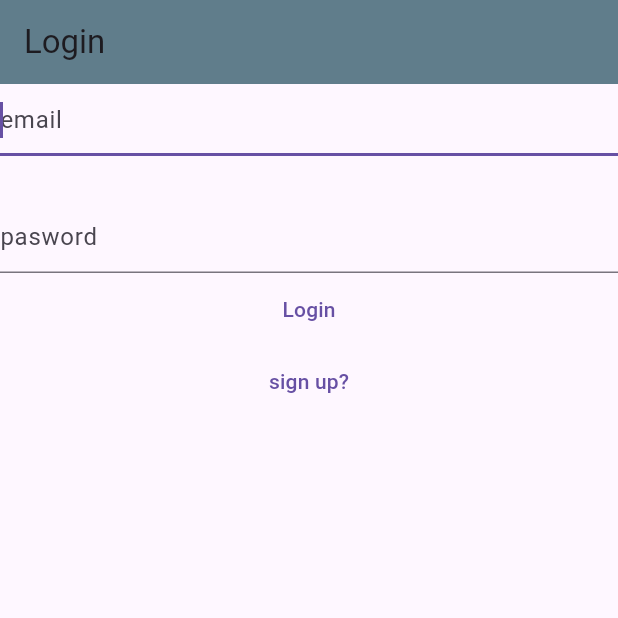
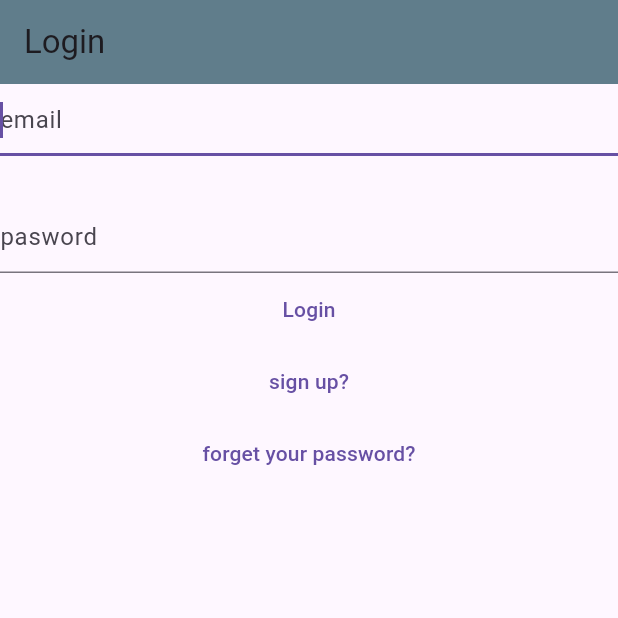
Before and after one commit to Mohamed-Fathie/note-taking-app, a Flutter app: the screen it shows after launch, on a phone screen of 412 x 824 dp, the top half of it. Run offline on Flutter 3.47's test engine with Material 3 defaults, Android fonts, the light colour scheme and no system bars; our stand-ins replace bloc, cloud_firestore, equatable, firebase_auth, firebase_core, flutter_bloc and 2 more; accounts and stored records are empty.

Commit message:
rest password functionality added

```diff
--- /dev/null
+++ b/lib/dialog/generics/rest_dialog.dart
@@ -0,0 +1,10 @@
+import 'package:flutter/widgets.dart';
+import 'package:freecodecamp/dialog/generic_dialog.dart';
+
+Future<void> restpassword({required BuildContext context}) {
+  return genericDialog(
+      title: "rest password",
+      content: "check your email ",
+      context: context,
+      optionsbuilder: () => {"ok": null});
+}
--- a/lib/main.dart
+++ b/lib/main.dart
@@ -4,6 +4,7 @@ import 'package:freecodecamp/services/auth/bloc/auth_bloc.dart';
 import 'package:freecodecamp/services/auth/bloc/auth_event.dart';
 import 'package:freecodecamp/services/auth/bloc/auth_state.dart';
 import 'package:freecodecamp/services/auth/firebase_auth_provider.dart';
+import 'package:freecodecamp/view/forgot_password_screen.dart';
 import 'package:freecodecamp/view/loginscreen.dart';
 import 'package:freecodecamp/view/note/create_update_note.dart';
 import 'package:freecodecamp/view/note/note_view.dart';
@@ -52,6 +53,8 @@ class _HomePageState extends State<HomePage> {
         return const VerifyEmail();
       } else if (state is LoggedinState) {
         return const NoteView();
+      } else if (state is RestPasswordState) {
+        return const ForgotPassword();
       } else if (state is LoggedOutState) {
         return const LoginScreen();
       } else if (state is RegesterState) {
--- a/lib/services/auth/auth_provider.dart
+++ b/lib/services/auth/auth_provider.dart
@@ -13,4 +13,5 @@ abstract class AuthProvifer {
   });
   Future<void> loggout();
   Future<void> sendvirefiction();
+  Future<void> restpassword({required String toEmail});
 }
--- a/lib/services/auth/bloc/auth_event.dart
+++ b/lib/services/auth/bloc/auth_event.dart
@@ -29,3 +29,9 @@ class SendVerification extends AuthEvent {
 class ShouldRegister extends AuthEvent {
   const ShouldRegister();
 }
+
+class RestPassword extends AuthEvent {
+  final String? email;
+
+  RestPassword({required this.email});
+}
--- a/lib/services/auth/bloc/auth_state.dart
+++ b/lib/services/auth/bloc/auth_state.dart
@@ -42,3 +42,14 @@ class Needsverificattion extends AuthState {
   const Needsverificattion({required bool isLoading})
       : super(isLoading: isLoading);
 }
+
+class RestPasswordState extends AuthState {
+  final Exception? exception;
+  final bool emailissent;
+
+  RestPasswordState(
+      {required bool isLoading,
+      required this.exception,
+      required this.emailissent})
+      : super(isLoading: isLoading);
+}
--- a/lib/services/auth_service.dart
+++ b/lib/services/auth_service.dart
@@ -33,4 +33,8 @@ class AuthService implements AuthProvifer {
 
   @override
   Future<void> inutualize() => provider.inutualize();
+
+  @override
+  Future<void> restpassword({required String toEmail}) =>
+      provider.restpassword(toEmail: toEmail);
 }
--- a/lib/view/loginscreen.dart
+++ b/lib/view/loginscreen.dart
@@ -92,7 +92,12 @@ class _LoginScreenState extends State<LoginScreen> {
               onPressed: () {
                 context.read<AuthBloc>().add(const ShouldRegister());
               },
-              child: const Text("sign up?"))
+              child: const Text("sign up?")),
+          TextButton(
+              onPressed: () {
+                context.read<AuthBloc>().add(RestPassword(email: null));
+              },
+              child: const Text("forget your password?"))
         ]),
       ),
     );
```
Also changed, not shown: lib/helper/loading_screen.dart (+3 -4 lines), lib/services/auth/bloc/auth_bloc.dart (+26 -0 lines), lib/services/auth/firebase_auth_provider.dart (+17 -0 lines), lib/view/forgot_password_screen.dart (added, +85 -0 lines).
